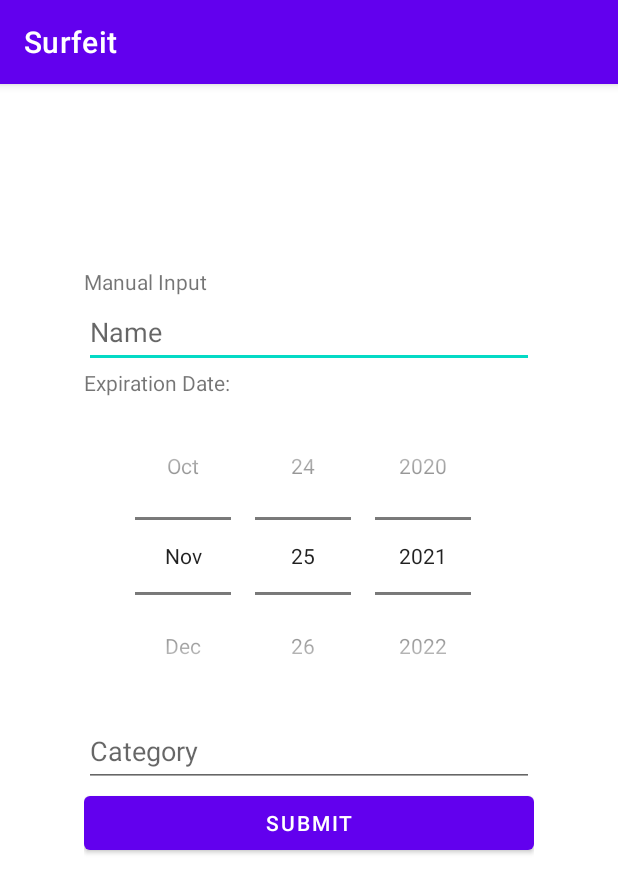
After one commit to sjdobesh/surfeit, an Android app: the fragment ManualInputFragment shown on its own in the app's theme, on a phone screen of 412 x 824 dp. The commit adds this screen. Shown: the top 893 px of the screen. Run offline under Robolectric (Android 15) with nearby library versions, the phone set to English and light mode, and no system bars.

Commit message:
Implemented manual input

```diff
--- a/app/build.gradle
+++ b/app/build.gradle
@@ -46,6 +46,7 @@ dependencies {
     implementation 'androidx.constraintlayout:constraintlayout:2.1.1'
     implementation 'androidx.lifecycle:lifecycle-livedata-ktx:2.4.0'
     implementation 'androidx.lifecycle:lifecycle-viewmodel-ktx:2.4.0'
+    implementation 'androidx.legacy:legacy-support-v4:1.0.0'
     testImplementation 'junit:junit:4.13.2'
     androidTestImplementation 'androidx.test.ext:junit:1.1.3'
     androidTestImplementation 'androidx.test.espresso:espresso-core:3.4.0'
--- /dev/null
+++ b/app/src/main/java/com/tfsg/surfeit/ui/main/ManualInputFragment.kt
@@ -0,0 +1,79 @@
+package com.tfsg.surfeit.ui.main
+
+import android.os.Bundle
+import androidx.fragment.app.Fragment
+import android.view.LayoutInflater
+import android.view.View
+import android.view.ViewGroup
+import android.widget.Button
+import android.widget.DatePicker
+import android.widget.EditText
+import android.widget.TextView
+import com.tfsg.surfeit.Food
+import com.tfsg.surfeit.R
+import java.util.*
+
+class ManualInputFragment : Fragment() {
+
+    companion object {
+        fun newInstance() = ManualInputFragment()
+    }
+
+    override fun onCreateView(inflater: LayoutInflater, container: ViewGroup?,
+                              savedInstanceState: Bundle?): View? {
+        // Inflate the layout for this fragment
+        return inflater.inflate(R.layout.manual_input, container, false)
+    }
+
+    /**
+     * Main view to take in user input for the product.
+     */
+    override fun onViewCreated(view: View, savedInstanceState: Bundle?) {
+        super.onCreate(savedInstanceState)
+
+        val name = view.findViewById<EditText>(R.id.product_name)
+        val expiration = view.findViewById<DatePicker>(R.id.expiration_date)
+        val category = view.findViewById<EditText>(R.id.category_type)
+        val submitButton = view.findViewById<Button>(R.id.button_submit)
+        val displayMessage = view.findViewById<TextView>(R.id.message_display)
+
+        // Once the submit button is clicked, continue
+        submitButton.setOnClickListener {
+            // If text fields are filled, save product into database and state that it was a success
+            if (validate(name, category)) {
+                // Selected date
+                var month = expiration.month + 1 // Since January is 0
+                var day = expiration.dayOfMonth
+                var year = expiration.year
+
+                // TODO Add product to database/list
+                //val food = Food(name.text.toString(), )
+
+                displayMessage.setText("Product: " + name.text.toString() + " successfully saved!\n" +
+                        "Expiration Date: " + month + "/" + day + "/" + year
+                )
+            }
+
+            // TODO Implement back button
+        }
+    }
+
+    /**
+     * Function to validate the product name and category are not empty.
+     */
+    private fun validate(name: EditText, category: EditText): Boolean {
+        if (name.text.toString().isEmpty()) {
+            name.error = "Name should not be blank."
+
+            return false
+        }
+
+        if (category.text.toString().isEmpty()) {
+            category.error = "Category should not be blank."
+
+            return false
+        }
+
+        return true
+    }
+}
--- /dev/null
+++ b/app/src/main/res/layout/manual_input.xml
@@ -0,0 +1,64 @@
+<?xml version="1.0" encoding="utf-8"?>
+<RelativeLayout
+    xmlns:android="http://schemas.android.com/apk/res/android"
+    xmlns:tools="http://schemas.android.com/tools"
+    android:layout_width="match_parent"
+    android:layout_height="match_parent"
+    tools:context=".ui.main.ManualInputFragment">
+
+    <LinearLayout
+        android:layout_width="300dp"
+        android:layout_height="wrap_content"
+        android:orientation="vertical"
+        android:layout_alignParentTop="true"
+        android:layout_centerHorizontal="true"
+        android:layout_marginTop="122dp">
+
+        <TextView
+            android:id="@+id/textView3"
+            android:layout_width="match_parent"
+            android:layout_height="wrap_content"
+            android:text="Manual Input" />
+
+        <EditText
+            android:id="@+id/product_name"
+            android:layout_width="match_parent"
+            android:layout_height="48dp"
+            android:ems="10"
+            android:hint="Name"
+            android:inputType="textPersonName" />
+
+        <TextView
+            android:id="@+id/textView"
+            android:layout_width="match_parent"
+            android:layout_height="wrap_content"
+            android:text="Expiration Date:" />
+
+        <DatePicker
+            android:id="@+id/expiration_date"
+            android:layout_width="match_parent"
+            android:layout_height="match_parent"
+            android:datePickerMode="spinner"
+            android:calendarViewShown="false"/>
+
+        <EditText
+            android:id="@+id/category_type"
+            android:layout_width="match_parent"
+            android:layout_height="48dp"
+            android:ems="10"
+            android:hint="Category"
+            android:inputType="textPersonName" />
+
+        <Button
+            android:id="@+id/button_submit"
+            android:layout_width="match_parent"
+            android:layout_height="wrap_content"
+            android:text="Submit" />
+
+        <TextView
+            android:id="@+id/message_display"
+            android:layout_width="match_parent"
+            android:layout_height="wrap_content" />
+    </LinearLayout>
+
+</RelativeLayout>
--- a/app/src/main/res/values/strings.xml
+++ b/app/src/main/res/values/strings.xml
@@ -1,3 +1,5 @@
 <resources>
     <string name="app_name">Surfeit</string>
+    <!-- TODO: Remove or change this placeholder text -->
+    <string name="hello_blank_fragment">Hello blank fragment</string>
 </resources>
--- a/build.gradle
+++ b/build.gradle
@@ -6,7 +6,7 @@ buildscript {
     }
     dependencies {
         classpath 'com.android.tools.build:gradle:7.0.3'
-        classpath "org.jetbrains.kotlin:kotlin-gradle-plugin:1.5.20"
+        classpath 'org.jetbrains.kotlin:kotlin-gradle-plugin:1.5.31'
 
         // NOTE: Do not place your application dependencies here; they belong
         // in the individual module build.gradle files
```
Also changed, not shown: app/src/main/java/com/tfsg/surfeit/ui/main/CameraFragment.kt (+13 -0 lines), app/src/main/res/layout/camera_fragment.xml (+8 -0 lines).
